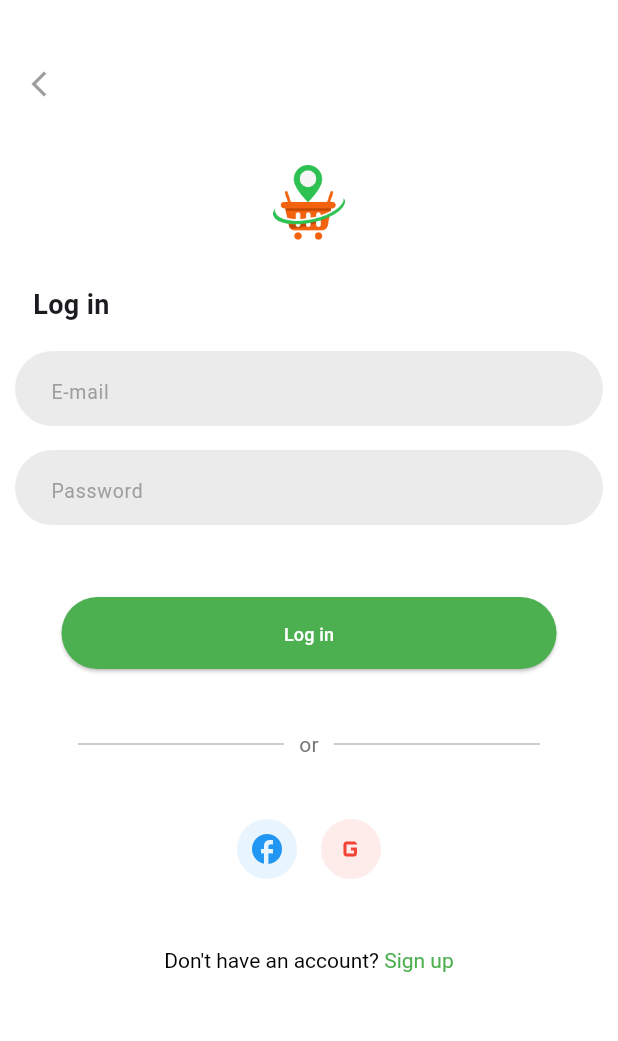
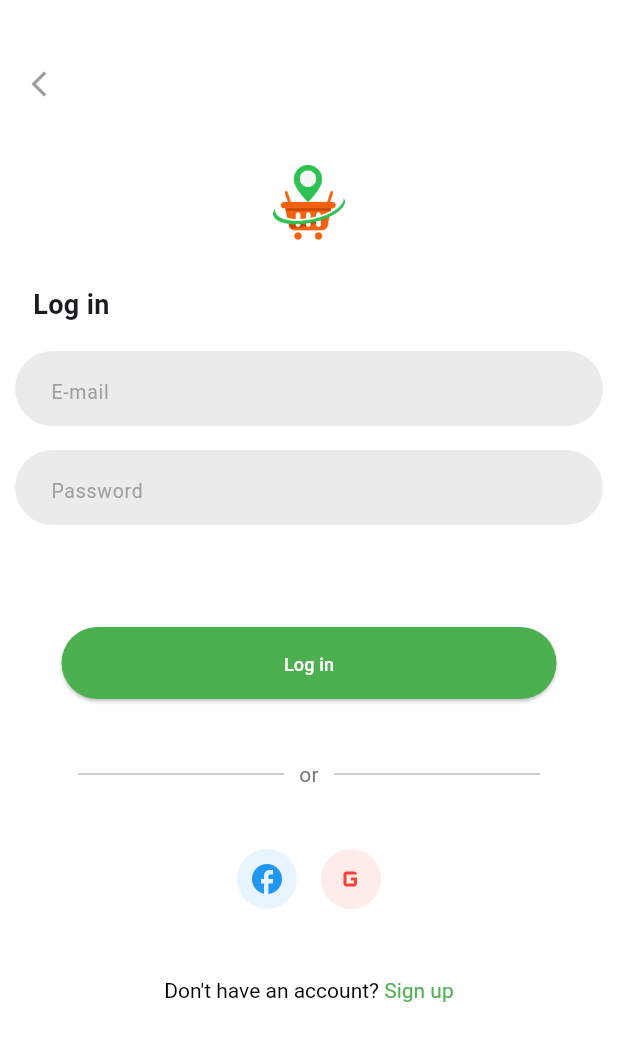
Before and after one commit to ahmeddaamr/LocalProductsFinder.app, a Flutter app: the screen it shows after launch, on a phone screen of 412 x 824 dp. Shown: the top 1041 px of the screen. Run offline on Flutter 3.47's test engine with Material 3 defaults, Android fonts, the light colour scheme and no system bars; our stand-ins replace animated_text_kit, image_picker, shared_preferences.

Commit message:
flutter UI here 2

```diff
--- a/lib/features/lg_in/view/login.dart
+++ b/lib/features/lg_in/view/login.dart
@@ -54,7 +54,7 @@ class _LoginPageState extends State<LoginPage> {
               buildTextField('E-mail', _emailController),
               // const SizedBox(height: 16),
               buildTextField('Password', _passwordController, obscureText: true),
-              const SizedBox(height: 40),
+              const SizedBox(height: 60),
               buildMainButton(
                 buttonText:'Log in',
                 onPressed:  () {
```
